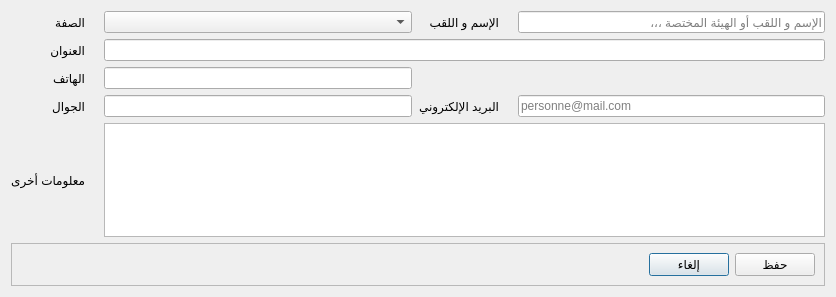
Old version of the form ui/widgets/form_client.ui in the repository dukehub/baillif_app_v2.
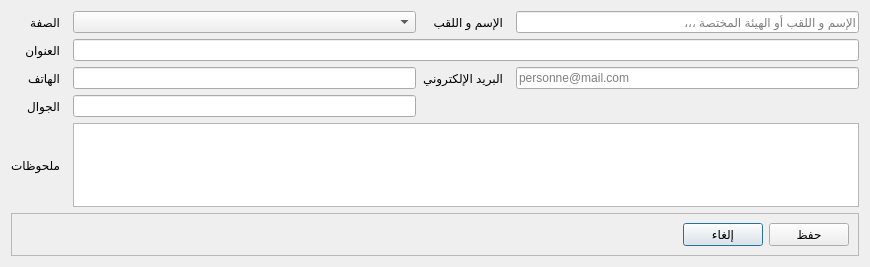
New version of the form. Icons and pictures are not drawn.

Commit message: fix page_clent, add client

Diff of the .ui file:
```diff
--- a/ui/widgets/form_client.ui
+++ b/ui/widgets/form_client.ui
@@ -6,8 +6,8 @@
    <rect>
     <x>0</x>
     <y>0</y>
-    <width>836</width>
-    <height>297</height>
+    <width>870</width>
+    <height>267</height>
    </rect>
   </property>
   <property name="windowTitle">
@@ -18,14 +18,185 @@
     <normaloff>:/icons/icons/users.png</normaloff>:/icons/icons/users.png</iconset>
   </property>
   <layout class="QGridLayout" name="gridLayout">
-   <item row="1" column="1">
-    <widget class="QLabel" name="error_status">
+   <item row="0" column="0">
+    <widget class="QLabel" name="label">
      <property name="text">
-      <string/>
+      <string>الصفة</string>
      </property>
     </widget>
    </item>
-   <item row="17" column="0" colspan="6">
+   <item row="0" column="1">
+    <layout class="QHBoxLayout" name="horizontalLayout_5">
+     <property name="spacing">
+      <number>0</number>
+     </property>
+     <item>
+      <widget class="QLabel" name="error_legal_status">
+       <property name="text">
+        <string/>
+       </property>
+      </widget>
+     </item>
+     <item>
+      <widget class="QComboBox" name="cb_legal_status">
+       <property name="sizePolicy">
+        <sizepolicy hsizetype="Expanding" vsizetype="Fixed">
+         <horstretch>0</horstretch>
+         <verstretch>0</verstretch>
+        </sizepolicy>
+       </property>
+       <property name="placeholderText">
+        <string>تحـديد الصفة ،،،</string>
+       </property>
+      </widget>
+     </item>
+    </layout>
+   </item>
+   <item row="0" column="2">
+    <widget class="QLabel" name="label_2">
+     <property name="text">
+      <string>الإسم و اللقب</string>
+     </property>
+    </widget>
+   </item>
+   <item row="0" column="3">
+    <layout class="QHBoxLayout" name="horizontalLayout_2">
+     <property name="spacing">
+      <number>0</number>
+     </property>
+     <item>
+      <widget class="QLabel" name="error_full_name">
+       <property name="text">
+        <string/>
+       </property>
+      </widget>
+     </item>
+     <item>
+      <widget class="QLineEdit" name="le_full_name">
+       <property name="placeholderText">
+        <string>الإسم و اللقب أو الهيئة المختصة ،،،</string>
+       </property>
+      </widget>
+     </item>
+    </layout>
+   </item>
+   <item row="1" column="0">
+    <widget class="QLabel" name="label_3">
+     <property name="text">
+      <string>العنوان</string>
+     </property>
+    </widget>
+   </item>
+   <item row="2" column="0">
+    <widget class="QLabel" name="label_4">
+     <property name="text">
+      <string>الهاتف</string>
+     </property>
+    </widget>
+   </item>
+   <item row="2" column="1">
+    <layout class="QHBoxLayout" name="horizontalLayout_7">
+     <property name="spacing">
+      <number>0</number>
+     </property>
+     <item>
+      <widget class="QLabel" name="error_phone">
+       <property name="text">
+        <string/>
+       </property>
+      </widget>
+     </item>
+     <item>
+      <widget class="QLineEdit" name="le_phone"/>
+     </item>
+    </layout>
+   </item>
+   <item row="2" column="2">
+    <widget class="QLabel" name="label_5">
+     <property name="text">
+      <string>البريد الإلكتروني</string>
+     </property>
+    </widget>
+   </item>
+   <item row="2" column="3">
+    <layout class="QHBoxLayout" name="horizontalLayout_4">
+     <property name="spacing">
+      <number>0</number>
+     </property>
+     <item>
+      <widget class="QLabel" name="error_mail">
+       <property name="text">
+        <string/>
+       </property>
+      </widget>
+     </item>
+     <item>
+      <widget class="QLineEdit" name="le_mail">
+       <property name="text">
+        <string/>
+       </property>
+       <property name="maxLength">
+        <number>32767</number>
+       </property>
+       <property name="placeholderText">
+        <string>personne@mail.com</string>
+       </property>
+      </widget>
+     </item>
+    </layout>
+   </item>
+   <item row="3" column="0">
+    <widget class="QLabel" name="label_6">
+     <property name="text">
+      <string>الجوال</string>
+     </property>
+    </widget>
+   </item>
+   <item row="4" column="0">
+    <widget class="QLabel" name="label_7">
+     <property name="text">
+      <string>ملحوظات</string>
+     </property>
+    </widget>
+   </item>
+   <item row="4" column="1" colspan="3">
+    <layout class="QHBoxLayout" name="horizontalLayout_8">
+     <property name="spacing">
+      <number>0</number>
+     </property>
+     <item>
+      <widget class="QLabel" name="error_notes">
+       <property name="text">
+        <string/>
+       </property>
+      </widget>
+     </item>
+     <item>
+      <widget class="QTextEdit" name="txe_notes">
+       <property name="sizePolicy">
+        <sizepolicy hsizetype="Expanding" vsizetype="Preferred">
+         <horstretch>0</horstretch>
+         <verstretch>0</verstretch>
+        </sizepolicy>
+       </property>
+      </widget>
+     </item>
+    </layout>
+   </item>
+   <item row="6" column="0">
+    <spacer name="verticalSpacer">
+     <property name="orientation">
+      <enum>Qt::Orientation::Vertical</enum>
+     </property>
+     <property name="sizeHint" stdset="0">
+      <size>
+       <width>20</width>
+       <height>40</height>
+      </size>
+     </property>
+    </spacer>
+   </item>
+   <item row="5" column="0" colspan="4">
     <widget class="QFrame" name="frame">
      <property name="frameShape">
       <enum>QFrame::Shape::StyledPanel</enum>
@@ -64,162 +235,39 @@
      </layout>
     </widget>
    </item>
+   <item row="1" column="1" colspan="3">
+    <layout class="QHBoxLayout" name="horizontalLayout_3">
+     <property name="spacing">
+      <number>0</number>
+     </property>
+     <item>
+      <widget class="QLabel" name="error_address">
+       <property name="text">
+        <string/>
+       </property>
+      </widget>
+     </item>
+     <item>
+      <widget class="QLineEdit" name="le_address"/>
+     </item>
+    </layout>
+   </item>
    <item row="3" column="1">
-    <widget class="QLabel" name="error_address">
-     <property name="text">
-      <string/>
+    <layout class="QHBoxLayout" name="horizontalLayout_6">
+     <property name="spacing">
+      <number>0</number>
      </property>
-    </widget>
-   </item>
-   <item row="3" column="2" colspan="4">
-    <widget class="QLineEdit" name="lineEdit"/>
-   </item>
-   <item row="1" column="4">
-    <widget class="QLabel" name="error_name">
-     <property name="text">
-      <string/>
-     </property>
-    </widget>
-   </item>
-   <item row="13" column="5">
-    <spacer name="verticalSpacer">
-     <property name="orientation">
-      <enum>Qt::Orientation::Vertical</enum>
-     </property>
-     <property name="sizeHint" stdset="0">
-      <size>
-       <width>20</width>
-       <height>40</height>
-      </size>
-     </property>
-    </spacer>
-   </item>
-   <item row="6" column="1">
-    <widget class="QLabel" name="error_phone">
-     <property name="text">
-      <string/>
-     </property>
-    </widget>
-   </item>
-   <item row="1" column="5">
-    <widget class="QLineEdit" name="le_full_name">
-     <property name="placeholderText">
-      <string>الإسم و اللقب أو الهيئة المختصة ،،،</string>
-     </property>
-    </widget>
-   </item>
-   <item row="6" column="2">
-    <widget class="QLineEdit" name="le_phone">
-     <property name="inputMask">
-      <string>999 99 99 99</string>
-     </property>
-     <property name="placeholderText">
-      <string>xxx xx xx xx</string>
-     </property>
-    </widget>
-   </item>
-   <item row="1" column="2">
-    <widget class="QComboBox" name="cb_legal_status">
-     <property name="placeholderText">
-      <string>تحـديد الصفة ،،،</string>
-     </property>
-    </widget>
-   </item>
-   <item row="1" column="3">
-    <widget class="QLabel" name="label_2">
-     <property name="text">
-      <string>الإسم و اللقب</string>
-     </property>
-    </widget>
-   </item>
-   <item row="1" column="0">
-    <widget class="QLabel" name="label">
-     <property name="text">
-      <string>الصفة</string>
-     </property>
-    </widget>
-   </item>
-   <item row="3" column="0">
-    <widget class="QLabel" name="label_3">
-     <property name="text">
-      <string>العنوان</string>
-     </property>
-    </widget>
-   </item>
-   <item row="6" column="0">
-    <widget class="QLabel" name="label_4">
-     <property name="text">
-      <string>الهاتف</string>
-     </property>
-    </widget>
-   </item>
-   <item row="7" column="5">
-    <widget class="QLineEdit" name="le_mail">
-     <property name="text">
-      <string/>
-     </property>
-     <property name="maxLength">
-      <number>32767</number>
-     </property>
-     <property name="placeholderText">
-      <string>personne@mail.com</string>
-     </property>
-    </widget>
-   </item>
-   <item row="7" column="3">
-    <widget class="QLabel" name="label_5">
-     <property name="text">
-      <string>البريد الإلكتروني</string>
-     </property>
-    </widget>
-   </item>
-   <item row="7" column="4">
-    <widget class="QLabel" name="error_mail">
-     <property name="text">
-      <string/>
-     </property>
-    </widget>
-   </item>
-   <item row="7" column="0">
-    <widget class="QLabel" name="label_6">
-     <property name="text">
-      <string>الجوال</string>
-     </property>
-    </widget>
-   </item>
-   <item row="7" column="2">
-    <widget class="QLineEdit" name="le_mobile">
-     <property name="inputMask">
-      <string>9999 99 99 99</string>
-     </property>
-     <property name="placeholderText">
-      <string>9999 99 99 99</string>
-     </property>
-    </widget>
-   </item>
-   <item row="7" column="1">
-    <widget class="QLabel" name="error_mobile">
-     <property name="text">
-      <string/>
-     </property>
-    </widget>
-   </item>
-   <item row="12" column="2" colspan="4">
-    <widget class="QTextEdit" name="txe_notes">
-     <property name="sizePolicy">
-      <sizepolicy hsizetype="Preferred" vsizetype="Expanding">
-       <horstretch>0</horstretch>
-       <verstretch>0</verstretch>
-      </sizepolicy>
-     </property>
-    </widget>
-   </item>
-   <item row="12" column="0">
-    <widget class="QLabel" name="label_7">
-     <property name="text">
-      <string>معلومات أخرى</string>
-     </property>
-    </widget>
+     <item>
+      <widget class="QLabel" name="error_mobile">
+       <property name="text">
+        <string/>
+       </property>
+      </widget>
+     </item>
+     <item>
+      <widget class="QLineEdit" name="le_mobile"/>
+     </item>
+    </layout>
    </item>
   </layout>
  </widget>
```
Left out of the diff: 11 changed lines with no effect on the pictures. The commit also changes 15 other files.
